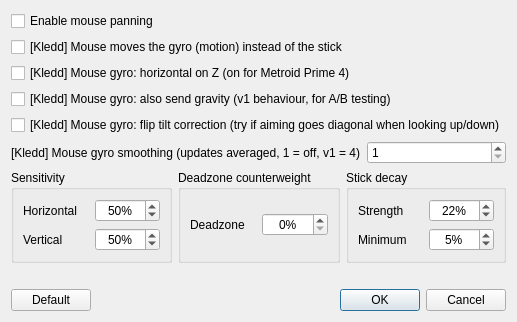
The window that src/yuzu/configuration/configure_mouse_panning.ui (Melos555/eden-kledd) describes before a commit, drawn with Qt 5.
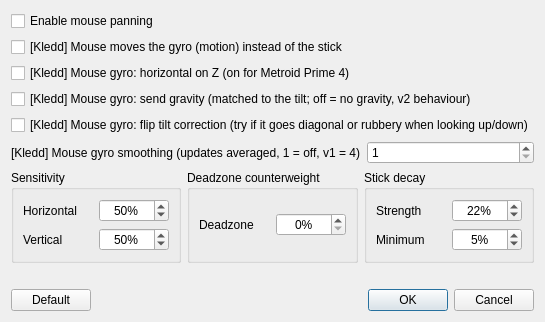
The same window after the commit.

Commit message: Kledd mouse gyro v2.4: gravity matched to the imaginary controller's tilt

Diff of the .ui file:
```diff
--- a/src/yuzu/configuration/configure_mouse_panning.ui
+++ b/src/yuzu/configuration/configure_mouse_panning.ui
@@ -36,14 +36,14 @@
    <item>
     <widget class="QCheckBox" name="kledd_mouse_gyro_gravity">
      <property name="text">
-      <string>[Kledd] Mouse gyro: also send gravity (v1 behaviour, for A/B testing)</string>
+      <string>[Kledd] Mouse gyro: send gravity (matched to the tilt; off = no gravity, v2 behaviour)</string>
      </property>
     </widget>
    </item>
    <item>
     <widget class="QCheckBox" name="kledd_mouse_gyro_tilt_flip">
      <property name="text">
-      <string>[Kledd] Mouse gyro: flip tilt correction (try if aiming goes diagonal when looking up/down)</string>
+      <string>[Kledd] Mouse gyro: flip tilt correction (try if it goes diagonal or rubbery when looking up/down)</string>
      </property>
     </widget>
    </item>
```
The commit also changes 2 other files.
